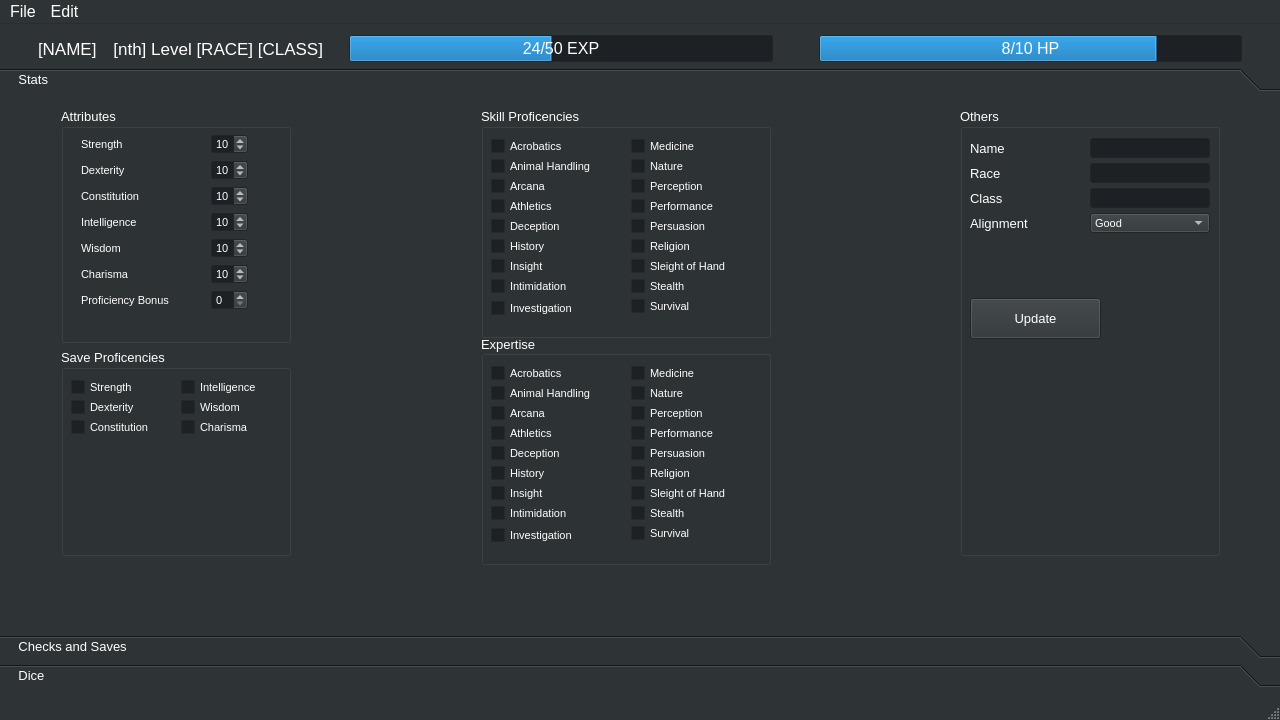
The window that mainwindow.ui (CasperTheCat/DnDice) describes before a commit, drawn with Qt 5.
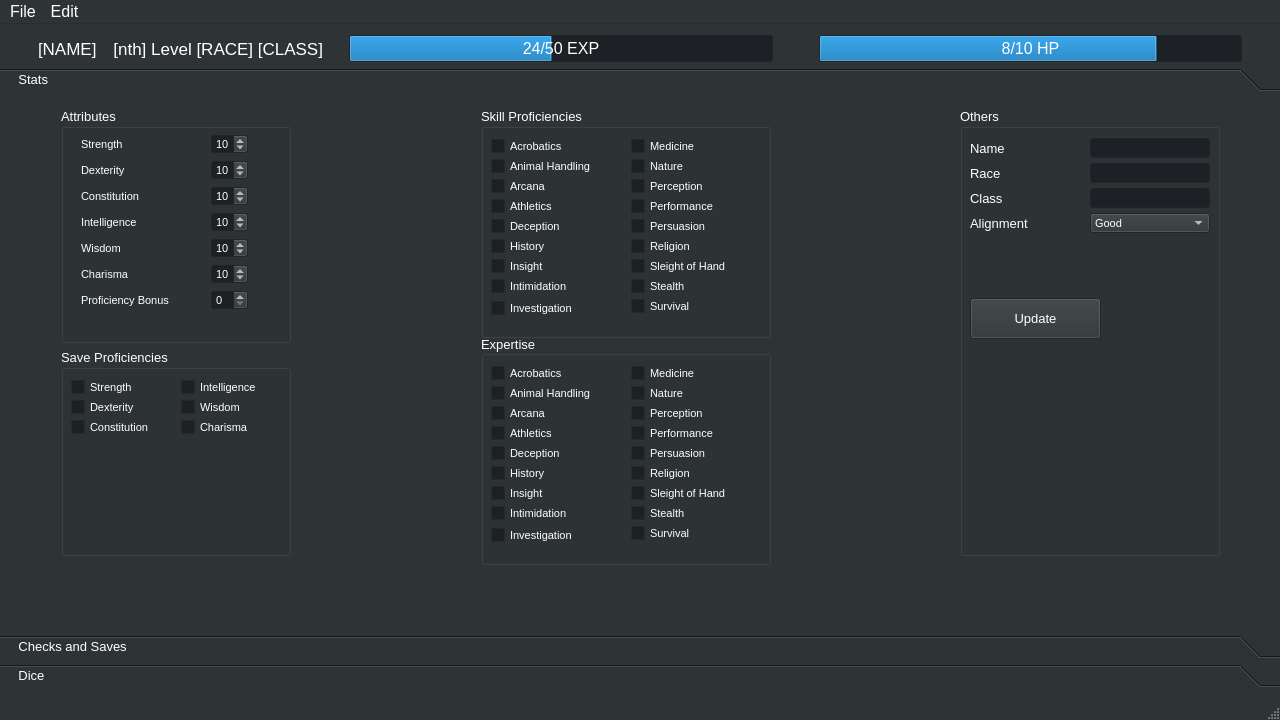
The same window after the commit.

Patch:
```diff
--- a/mainwindow.ui
+++ b/mainwindow.ui
@@ -1119,7 +1119,7 @@
               </font>
              </property>
              <property name="title">
-              <string>Save Proficencies</string>
+              <string>Save Proficiencies</string>
              </property>
              <widget class="QCheckBox" name="other_save_str">
               <property name="geometry">
@@ -1275,7 +1275,7 @@
               </font>
              </property>
              <property name="title">
-              <string>Skill Proficencies</string>
+              <string>Skill Proficiencies</string>
              </property>
              <widget class="QCheckBox" name="skills_perception">
               <property name="geometry">
```
Left out of the diff: 18 changed lines with no effect on the pictures.
